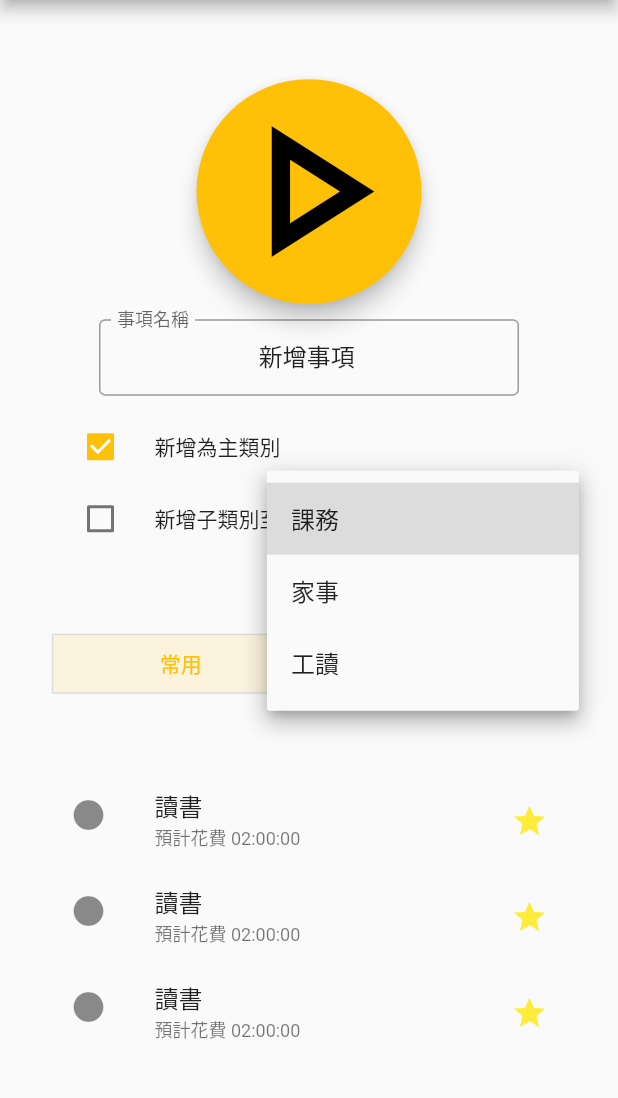
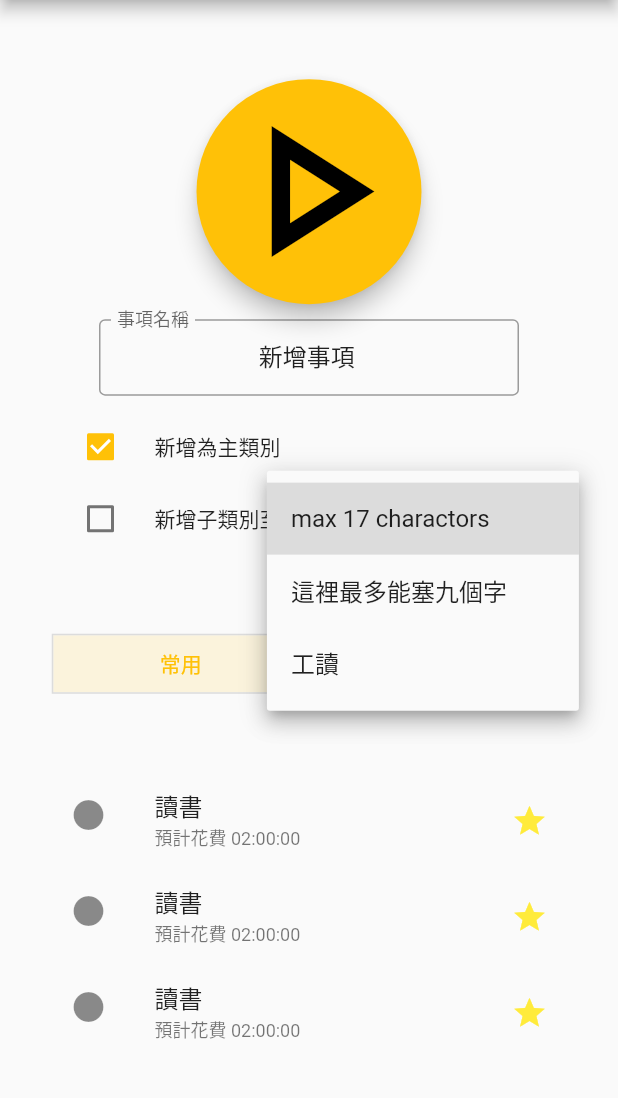
Before and after one commit to lzh060211/Time_Manager, a Flutter app: the screen it shows after launch, after a tap on "新增子類別至", on a phone screen of 412 x 824 dp, the part 84-1182 px from its top. Run offline on Flutter 3.47's test engine with Material 2 defaults, Android fonts, the phone set to English and light mode, and no system bars.

Commit message:
home_page 畫面製作 (undone)

```diff
--- a/lib/main.dart
+++ b/lib/main.dart
@@ -1,4 +1,5 @@
 import 'package:flutter/material.dart';
+import 'package:time_manager/screens/settings/settings.dart';
 import './screens/home_page/home_page.dart';
 import './screens/statistics/statistics.dart';
 
@@ -17,6 +18,7 @@ class App extends StatelessWidget {
       routes: <String, WidgetBuilder>{
         '/HomePage': (context) => HomePage(),
         '/Statistics': (context) => Statistics(),
+        '/Settings': (context) => Settings(),
       },
     );
   }
--- a/lib/screens/home_page/home_page.dart
+++ b/lib/screens/home_page/home_page.dart
@@ -2,7 +2,8 @@ import 'package:flutter/material.dart';
 import '../menu.dart';
 import 'home_quick_start.dart';
 import 'home_toggle_buttons.dart';
-import 'home_list_view.dart';
+import 'star_list_view.dart';
+import 'today_list_view.dart';
 
 class HomePage extends StatefulWidget {
   @override
@@ -10,8 +11,17 @@ class HomePage extends StatefulWidget {
 }
 
 class _HomePageState extends State<HomePage> {
+  // functions
   @override
   Widget build(BuildContext context) {
+    // FIXME: 切換畫面function待修
+    Widget switchList() {
+      if (selections[0])
+        return StarListView();
+      else
+        return TodayListView();
+    }
+
     return Scaffold(
       resizeToAvoidBottomPadding: false, // 防止鍵盤升起改變布局
       appBar: AppBar(
@@ -31,7 +41,7 @@ class _HomePageState extends State<HomePage> {
             Container(
               width: 350,
               height: 200,
-              child: HomeListView(),
+              child: switchList(),
             ),
           ],
         ),
--- a/lib/screens/home_page/home_quick_start.dart
+++ b/lib/screens/home_page/home_quick_start.dart
@@ -10,9 +10,11 @@ class _HomeQuickStartState extends State<HomeQuickStart> {
   List _selections = <bool>[true, false];
 
   // members for dropdownButton
-  List _categoryName = <String>['課務', '家事', '工讀']; // 模擬資料庫匯入
+  List _categoryName = <String>['max 17 charactors', '這裡最多能塞九個字', '工讀']; // 模擬資料庫匯入
+  // TODO: 一開始要預設一個類別，而且僅存一個類別時不能刪除此類別
   String _selectName;
 
+  // functions
   void initState() {
     super.initState();
     _selectName = _categoryName[0];
@@ -24,6 +26,7 @@ class _HomeQuickStartState extends State<HomeQuickStart> {
       child: Column(
         mainAxisAlignment: MainAxisAlignment.spaceEvenly,
         children: <Container>[
+          // INFO: 開始按鈕
           Container(
             width: 150,
             height: 150,
@@ -32,9 +35,11 @@ class _HomeQuickStartState extends State<HomeQuickStart> {
                 Icons.play_arrow_outlined,
                 size: 150,
               ),
-              onPressed: null,
+              onPressed: null, // 檢查事項名稱是否在9個中文以內，或是跟已存在的重複
             ),
           ),
+
+          // INFO: 輸入框
           Container(
             width: 280,
             margin: EdgeInsets.symmetric(vertical: 10),
@@ -50,6 +55,8 @@ class _HomeQuickStartState extends State<HomeQuickStart> {
               cursorWidth: 2,
             ),
           ),
+
+          // INFO: 新增為主類別
           Container(
             width: 350,
             child: CheckboxListTile(
@@ -64,9 +71,11 @@ class _HomeQuickStartState extends State<HomeQuickStart> {
                   }
                 });
               },
-              controlAffinity: ListTileControlAffinity.leading,
+              controlAffinity: ListTileControlAffinity.leading, // 使勾選框在前面
             ),
           ),
+
+          // INFO: 新增子類別至
           Container(
             width: 350,
             child: CheckboxListTile(
@@ -78,7 +87,7 @@ class _HomeQuickStartState extends State<HomeQuickStart> {
                     items: _categoryName.map<DropdownMenuItem<String>>((value) {
                       return DropdownMenuItem<String>(value: value, child: Text(value));
                     }).toList(),
-                    hint: Text('這裡總共九個全形字'), // 拉寬
+                    hint: Text('最多可塞九個全形字'), // 拉寬
                     value: _selectName,
                     isDense: true,
                     onChanged: (newItem) {
@@ -96,7 +105,7 @@ class _HomeQuickStartState extends State<HomeQuickStart> {
                   }
                 });
               },
-              controlAffinity: ListTileControlAffinity.leading,
+              controlAffinity: ListTileControlAffinity.leading, // 使勾選框在前面
             ),
           ),
         ],
--- a/lib/screens/home_page/home_toggle_buttons.dart
+++ b/lib/screens/home_page/home_toggle_buttons.dart
@@ -1,4 +1,7 @@
 import 'package:flutter/material.dart';
+
+// FIXME: 切換畫面function待修
+List selections = <bool>[true, false];
 
 class HomeToggleButtons extends StatefulWidget {
   @override
@@ -11,9 +14,14 @@ class _HomeToggleButtonsState extends State<HomeToggleButtons> {
     SizedBox(width: 170, child: Center(child: Text('常用'))),
     SizedBox(width: 170, child: Center(child: Text('今日事項'))),
   ];
-  List _selections = <bool>[true, false];
+  List _selections = <bool>[true, false]; // public member，要讓home_page.dart使用
 
   // functions
+  // FIXME: 切換畫面function待修
+  void returnList(List list) {
+    selections = list; // 將_selections(private)傳給全域的selections
+  }
+
   @override
   Widget build(BuildContext context) {
     return Center(
@@ -26,6 +34,8 @@ class _HomeToggleButtonsState extends State<HomeToggleButtons> {
               _selections[i] = false;
             }
             _selections[index] = true;
+            // FIXME: 切換畫面function待修
+            returnList(_selections);
           });
         },
       ),
--- a/lib/screens/home_page/home_list_view.dart
+++ b/lib/screens/home_page/star_list_view.dart
@@ -1,15 +1,16 @@
 import 'package:flutter/material.dart';
 
-class HomeListView extends StatefulWidget {
+class StarListView extends StatefulWidget {
   @override
-  _HomeListViewState createState() => _HomeListViewState();
+  _StarListViewState createState() => _StarListViewState();
 }
 
-class _HomeListViewState extends State<HomeListView> {
+class _StarListViewState extends State<StarListView> {
   // members
   final double titleFontSize = 16;
   final double subtitleFontSize = 12;
 
+  // functions
   @override
   Widget build(BuildContext context) {
     return ListView.builder(
--- a/lib/screens/menu.dart
+++ b/lib/screens/menu.dart
@@ -43,8 +43,8 @@ class Menu extends StatelessWidget {
           ListTile(
             leading: Icon(Icons.settings),
             title: Text('設定'),
-            selected: selected('/Statistics'),
-            onTap: () => tap('/Statistics'),
+            selected: selected('/Settings'),
+            onTap: () => tap('/Settings'),
           )
         ],
       ),
```
Also changed, not shown: lib/screens/home_page/today_list_view.dart (added, +15 -0 lines), lib/screens/settings/settings.dart (added, +20 -0 lines).
